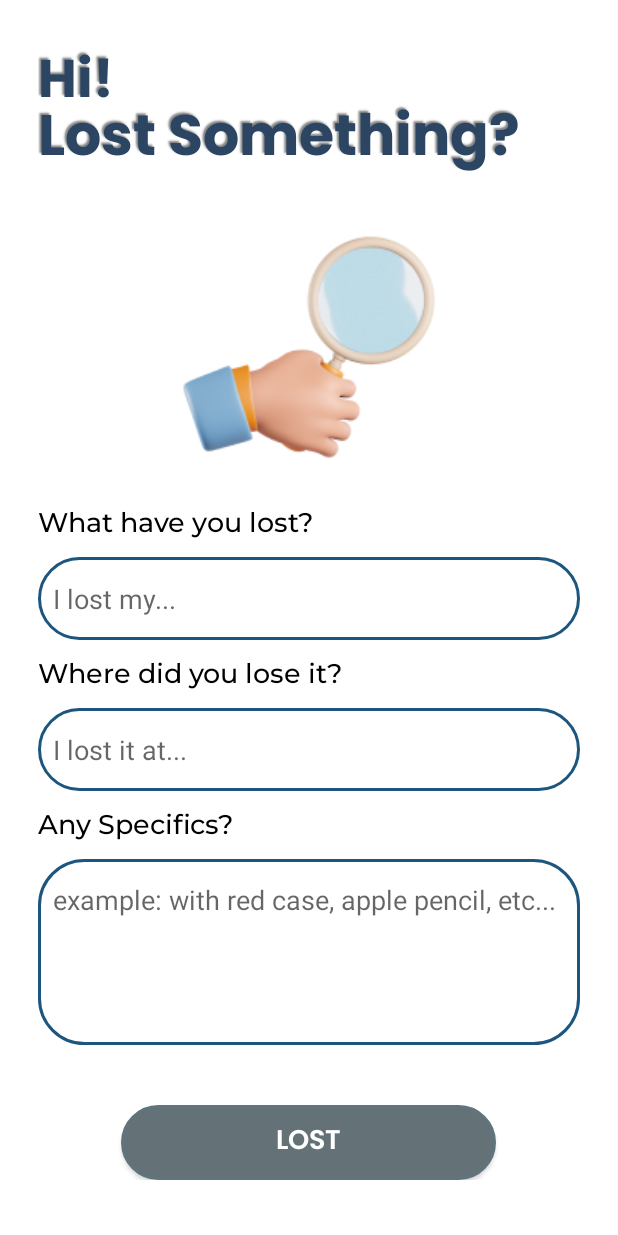
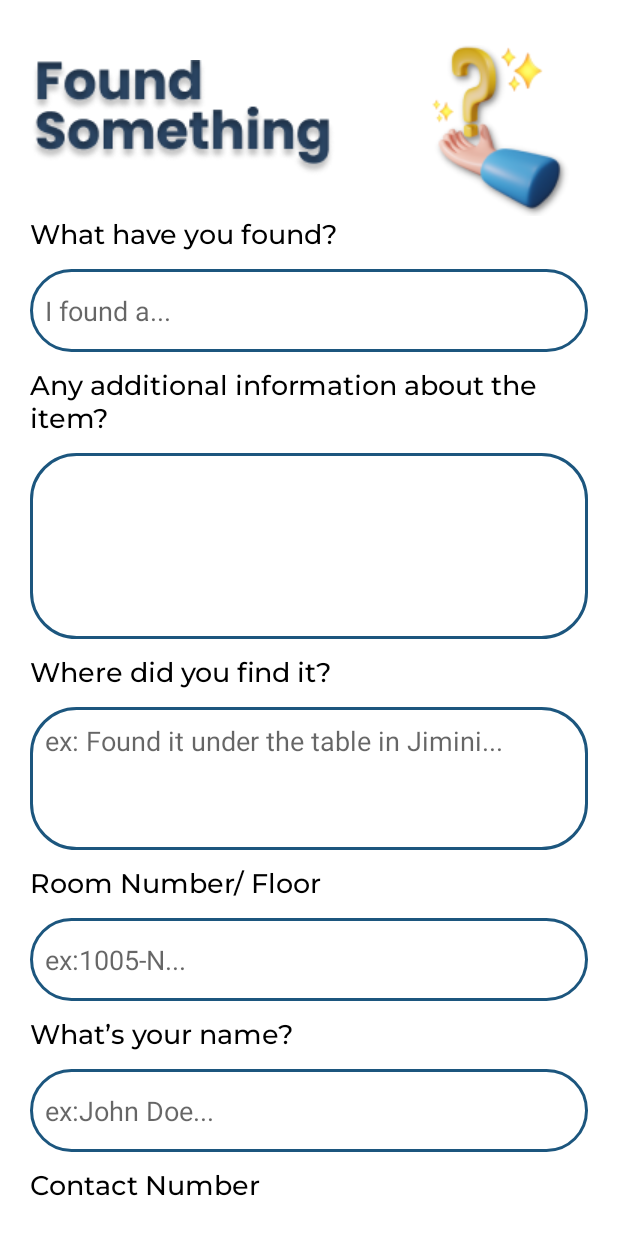
Before and after one commit to nikuharuki/iFOUND, an Android app: the FoundItemForm screen opened directly, with no data from a screen before it, on a phone screen of 412 x 824 dp. Run offline under Robolectric (Android 15) with nearby library versions, the phone set to English and light mode, and no system bars.

Commit message:
-created found form activity

```diff
--- a/app/src/main/AndroidManifest.xml
+++ b/app/src/main/AndroidManifest.xml
@@ -12,6 +12,9 @@
         android:supportsRtl="true"
         android:theme="@style/Theme.IFOUND"
         tools:targetApi="31">
+        <activity
+            android:name=".FoundItemForm"
+            android:exported="false" />
         <activity
             android:name=".LostFormActivity"
             android:exported="false" />
--- a/app/src/main/java/com/example/ifound/LostFormActivity.kt
+++ b/app/src/main/java/com/example/ifound/FoundItemForm.kt
@@ -3,9 +3,9 @@ package com.example.ifound
 import androidx.appcompat.app.AppCompatActivity
 import android.os.Bundle
 
-class LostFormActivity : AppCompatActivity() {
+class FoundItemForm : AppCompatActivity() {
     override fun onCreate(savedInstanceState: Bundle?) {
         super.onCreate(savedInstanceState)
-        setContentView(R.layout.activity_lost_form)
+        setContentView(R.layout.activity_found_item_form)
     }
 }
--- /dev/null
+++ b/app/src/main/res/drawable/bg_button_add_photo.xml
@@ -0,0 +1,12 @@
+<?xml version="1.0" encoding="utf-8"?>
+<shape xmlns:android="http://schemas.android.com/apk/res/android"
+    android:shape="rectangle"
+    android:padding="10dp">
+    <solid android:color="@color/transparent"> </solid>
+    <corners
+        android:bottomRightRadius="30dp"
+        android:bottomLeftRadius="30dp"
+        android:topLeftRadius="30dp"
+        android:topRightRadius="30dp" />
+    <stroke android:width="2dp" android:color="@color/blue_LostForm_Title" />
+</shape>
--- /dev/null
+++ b/app/src/main/res/layout/activity_found_item_form.xml
@@ -0,0 +1,264 @@
+<?xml version="1.0" encoding="utf-8"?>
+<androidx.constraintlayout.widget.ConstraintLayout xmlns:android="http://schemas.android.com/apk/res/android"
+    xmlns:app="http://schemas.android.com/apk/res-auto"
+    xmlns:tools="http://schemas.android.com/tools"
+    android:id="@+id/tv_I_Found_foundItemForm"
+    android:layout_width="match_parent"
+    android:layout_height="match_parent"
+    android:padding="20dp"
+    tools:context=".FoundItemForm">
+
+    <androidx.core.widget.NestedScrollView
+        android:id="@+id/ns_FoundItemForm"
+        android:layout_width="match_parent"
+        android:layout_height="wrap_content"
+        android:contentDescription="@string/contentDecription_nested_foundItemForm"
+        app:layout_constraintEnd_toEndOf="parent"
+        app:layout_constraintStart_toStartOf="parent"
+        app:layout_constraintTop_toTopOf="parent">
+
+        <LinearLayout
+            android:id="@+id/ll_1_foundItemForm"
+            android:layout_width="match_parent"
+            android:layout_height="match_parent"
+            android:orientation="vertical">
+
+            <LinearLayout
+                android:id="@+id/ll_2_foundItemForm"
+                android:layout_width="match_parent"
+                android:layout_height="wrap_content"
+                android:orientation="horizontal"
+                tools:ignore="UselessParent">
+
+                <ImageView
+                    android:id="@+id/iv_title_foundItemForm"
+                    android:layout_width="wrap_content"
+                    android:layout_height="wrap_content"
+                    android:layout_marginTop="20dp"
+                    android:contentDescription="@string/contentDecription_iv1_foundItemForm"
+                    android:src="@drawable/found_something_title" />
+
+                <ImageView
+                    android:id="@+id/iv_hand_foundItemForm"
+                    android:layout_width="wrap_content"
+                    android:layout_height="wrap_content"
+                    android:layout_marginTop="10dp"
+                    android:layout_marginStart="50dp"
+                    android:contentDescription="@string/contentDecription_iv2_foundItemForm"
+                    android:src="@drawable/hand" />
+
+            </LinearLayout>
+
+            <TextView
+                android:id="@+id/tv_what_have_you_found_foundItemForm"
+                android:layout_width="wrap_content"
+                android:layout_height="wrap_content"
+                android:fontFamily="@font/medium"
+                android:labelFor="@id/et_what_have_you_found_foundItemForm"
+                android:text="@string/tv_whatHaveYouFound_foundItemForm"
+                android:textColor="#000"
+                android:textSize="18sp" />
+
+            <EditText
+                android:id="@+id/et_what_have_you_found_foundItemForm"
+                android:layout_width="match_parent"
+                android:layout_height="55dp"
+                android:layout_gravity="center"
+                android:layout_marginTop="12dp"
+                android:background="@drawable/bg_edit_text"
+                android:ems="10"
+                android:hint="@string/et_hint1_foundItem_foundItemForm"
+                android:includeFontPadding="true"
+                android:inputType="text"
+                android:paddingStart="10dp"
+                android:paddingEnd="0dp"
+                android:singleLine="true"
+                android:textColor="#000"
+                tools:ignore="LabelFor"
+                android:importantForAutofill="no" />
+
+            <TextView
+                android:id="@+id/tv_any_additional_info_foundItemForm"
+                android:layout_width="wrap_content"
+                android:layout_height="wrap_content"
+                android:layout_marginTop="10dp"
+                android:fontFamily="@font/medium"
+                android:labelFor="@id/et_any_additional_info_foundItemForm"
+                android:text="@string/tv_additionalInfo_foundItemForm"
+                android:textColor="#000"
+                android:textSize="18sp" />
+
+            <EditText
+                android:id="@+id/et_any_additional_info_foundItemForm"
+                android:layout_width="match_parent"
+                android:layout_height="124dp"
+                android:layout_gravity="center"
+                android:layout_marginTop="12dp"
+                android:background="@drawable/bg_edit_text"
+                android:ems="10"
+                android:hint="@string/et_hint2_additionalInfo_foundItemForm"
+                android:includeFontPadding="true"
+                android:inputType="text"
+                android:paddingStart="10dp"
+                android:paddingEnd="0dp"
+                android:paddingBottom="70dp"
+                android:textColor="#000"
+                tools:ignore="LabelFor"
+                android:importantForAutofill="no" />
+
+            <TextView
+                android:id="@+id/tv_where_foundItemForm"
+                android:layout_width="wrap_content"
+                android:layout_height="wrap_content"
+                android:layout_marginTop="10dp"
+                android:fontFamily="@font/medium"
+                android:labelFor="@id/tv_I_Found_foundItemForm"
+                android:text="@string/tv_where_foundItemForm"
+                android:textColor="#000"
+                android:textSize="18sp" />
+
+            <EditText
+                android:id="@+id/et_i_lost_my_LostForm"
+                android:layout_width="match_parent"
+                android:layout_height="95dp"
+                android:layout_gravity="center"
+                android:layout_marginTop="12dp"
+                android:background="@drawable/bg_edit_text"
+                android:ems="10"
+                android:hint="@string/et_hint3_where_foundItemForm"
+                android:includeFontPadding="true"
+                android:inputType="text"
+                android:paddingBottom="50dp"
+                android:paddingStart="10dp"
+                android:paddingEnd="0dp"
+                android:textColor="#000"
+                tools:ignore="LabelFor"
+                android:importantForAutofill="no" />
+            <TextView
+                android:id="@+id/tv_room_foundItemForm"
+                android:layout_width="wrap_content"
+                android:layout_height="wrap_content"
+                android:layout_marginTop="10dp"
+                android:fontFamily="@font/medium"
+                android:labelFor="@id/tv_I_Found_foundItemForm"
+                android:text="@string/tv_room_foundItemForm"
+                android:textColor="#000"
+                android:textSize="18sp" />
+
+            <EditText
+                android:id="@+id/et_room_foundItemForm"
+                android:layout_width="match_parent"
+                android:layout_height="55dp"
+                android:layout_gravity="center"
+                android:layout_marginTop="12dp"
+                android:background="@drawable/bg_edit_text"
+                android:ems="10"
+                android:hint="@string/et_hint4_room_foundItemForm"
+                android:includeFontPadding="true"
+                android:inputType="text"
+                android:paddingStart="10dp"
+                android:paddingEnd="0dp"
+                android:singleLine="true"
+                android:textColor="#000"
+                tools:ignore="LabelFor"
+                android:importantForAutofill="no" />
+            <TextView
+                android:id="@+id/tv_name_foundItemForm"
+                android:layout_width="wrap_content"
+                android:layout_height="wrap_content"
+                android:layout_marginTop="10dp"
+                android:fontFamily="@font/medium"
+                android:labelFor="@id/et_name_foundItemForm"
+                android:text="@string/tv_name_foundItemForm"
+                android:textColor="#000"
+                android:textSize="18sp" />
+
+            <EditText
+                android:id="@+id/et_name_foundItemForm"
+                android:layout_width="match_parent"
+                android:layout_height="55dp"
+                android:layout_gravity="center"
+                android:layout_marginTop="12dp"
+                android:background="@drawable/bg_edit_text"
+                android:ems="10"
+                android:hint="@string/et_hint5_name_foundItemForm"
+                android:includeFontPadding="true"
+                android:inputType="text"
+                android:paddingStart="10dp"
+                android:paddingEnd="0dp"
+                android:singleLine="true"
+                android:textColor="#000"
+                tools:ignore="LabelFor"
+                android:importantForAutofill="no" />
+
+            <TextView
+                android:id="@+id/tv_phone_foundItemForm"
+                android:layout_width="wrap_content"
+                android:layout_height="wrap_content"
+                android:layout_marginTop="10dp"
+                android:fontFamily="@font/medium"
+                android:labelFor="@id/tv_phone_foundItemForm"
+                android:text="@string/tv_phone_foundItemForm"
+                android:textColor="#000"
+                android:textSize="18sp" />
+
+            <EditText
+                android:id="@+id/et_phone_foundItemForm"
+                android:layout_width="match_parent"
+                android:layout_height="55dp"
+                android:layout_gravity="center"
+                android:layout_marginTop="12dp"
+                android:background="@drawable/bg_edit_text"
+                android:ems="10"
+                android:hint="@string/et_hint6_phone_foundItemForm"
+                android:includeFontPadding="true"
+                android:inputType="phone"
+                android:paddingStart="10dp"
+                android:paddingEnd="0dp"
+                android:singleLine="true"
+                android:textColor="#000"
+                tools:ignore="LabelFor"
+                android:importantForAutofill="no" />
+            <TextView
+                android:id="@+id/tv_email_foundItemForm"
+                android:layout_width="wrap_content"
+                android:layout_height="wrap_content"
+                android:layout_marginTop="10dp"
+                android:fontFamily="@font/medium"
+                android:labelFor="@id/et_email_foundItemForm"
+                android:text="@string/tv_email_foundItemForm"
+                android:textColor="#000"
+                android:textSize="18sp" />
+
+            <EditText
+                android:id="@+id/et_email_foundItemForm"
+                android:layout_width="match_parent"
+                android:layout_height="55dp"
+                android:layout_gravity="center"
+                android:layout_marginTop="12dp"
+                android:background="@drawable/bg_edit_text"
+                android:ems="10"
+                android:hint="@string/et_hint7_email_foundItemForm"
+                android:includeFontPadding="true"
+                android:inputType="textEmailAddress"
+                android:paddingStart="10dp"
+                android:paddingEnd="0dp"
+                android:singleLine="true"
+                android:textColor="#000"
+                tools:ignore="LabelFor"
+                android:importantForAutofill="no" />
+             <androidx.appcompat.widget.AppCompatButton
+                 android:layout_width="200dp"
+                 android:layout_height="wrap_content"
+                 android:layout_marginTop="40dp"
+                 android:layout_gravity="center"
+                 android:text="@string/bt_add_Photo_foundItemForm"
+                 android:background="@drawable/bg_button_add_photo"/>
+
+
+        </LinearLayout>
+
+    </androidx.core.widget.NestedScrollView>
+
+
+</androidx.constraintlayout.widget.ConstraintLayout>
--- a/app/src/main/res/layout/activity_lost_form.xml
+++ /dev/null
@@ -1,157 +0,0 @@
-<?xml version="1.0" encoding="utf-8"?>
-<androidx.constraintlayout.widget.ConstraintLayout xmlns:android="http://schemas.android.com/apk/res/android"
-    xmlns:app="http://schemas.android.com/apk/res-auto"
-    xmlns:tools="http://schemas.android.com/tools"
-    android:layout_width="match_parent"
-    android:padding="25dp"
-    android:layout_height="match_parent"
-    tools:context=".LostFormActivity">
-
-        <TextView
-            android:id="@+id/tv_hi_LostForm"
-            android:layout_width="wrap_content"
-            android:layout_height="wrap_content"
-            android:text="@string/txt_hi_lost_form"
-            android:fontFamily="@font/boldpoppins"
-            android:textSize="35sp"
-            android:textColor="@color/blue_LostForm_Title"
-            android:shadowColor="@color/text_shadow"
-            android:shadowDx="-2"
-            android:shadowDy="-2"
-            android:shadowRadius="1"
-            app:layout_constraintStart_toStartOf="parent"
-            app:layout_constraintTop_toTopOf="parent"/>
-        <TextView
-            android:id="@+id/tv_Lost_Something_LostForm"
-            android:layout_width="wrap_content"
-            android:layout_height="wrap_content"
-            android:text="@string/txt_Lost_Something_lost_form"
-            android:fontFamily="@font/boldpoppins"
-            android:textSize="38sp"
-            android:textColor="@color/blue_LostForm_Title"
-            android:shadowColor="@color/text_shadow"
-            android:shadowDx="-2"
-            android:shadowDy="-2"
-            android:shadowRadius="1"
-            app:layout_constraintTop_toTopOf="parent"
-            android:layout_marginTop="35dp"
-            app:layout_constraintStart_toStartOf="parent"/>
-        <ImageView
-            android:id="@+id/iv_magnifying_glass_LostForm"
-            android:layout_width="wrap_content"
-            android:layout_height="wrap_content"
-            android:contentDescription="@string/txt_Lost_Something_lost_form"
-            android:src="@drawable/magnifyingglass"
-            app:layout_constraintTop_toBottomOf="@id/tv_Lost_Something_LostForm"
-            app:layout_constraintBottom_toTopOf="@id/ll_LostForm"
-            app:layout_constraintStart_toStartOf="parent"
-            app:layout_constraintEnd_toEndOf="parent"/>
-        <LinearLayout
-            android:id="@+id/ll_LostForm"
-            android:layout_width="match_parent"
-            android:layout_height="wrap_content"
-            android:layout_weight="1"
-            android:layout_marginBottom="20dp"
-            android:orientation="vertical"
-            app:layout_constraintTop_toBottomOf="@id/iv_magnifying_glass_LostForm"
-            app:layout_constraintStart_toStartOf="parent"
-            app:layout_constraintEnd_toEndOf="parent">
-                <TextView
-                    android:id="@+id/tv_what_have_you_lost_LostForm"
-                    android:layout_width="wrap_content"
-                    android:layout_height="wrap_content"
-                    android:fontFamily="@font/medium"
-                    android:labelFor="@id/et_Email_login"
-                    android:text="@string/txt_tv_what_have_you_lost"
-                    android:textColor="#000"
-                    android:textSize="18sp" />
-
-                <EditText
-                    android:id="@+id/et_i_lost_my_LostForm"
-                    android:layout_width="match_parent"
-                    android:layout_height="55dp"
-                    android:layout_gravity="center"
-                    android:layout_marginTop="12dp"
-                    android:background="@drawable/bg_edit_text"
-                    android:ems="10"
-                    android:inputType="text"
-                    android:hint="@string/txt_Hint_Lost"
-                    android:includeFontPadding="true"
-                    android:paddingStart="10dp"
-                    android:paddingEnd="0dp"
-                    android:singleLine="true"
-                    android:textColor="#000"
-                    tools:ignore="LabelFor"/>
-                <TextView
-                    android:id="@+id/tv_where_did_you_lose_it_LostForm"
-                    android:layout_width="wrap_content"
-                    android:layout_height="wrap_content"
-                    android:fontFamily="@font/medium"
-                    android:labelFor="@id/et_Email_login"
-                    android:layout_marginTop="10dp"
-                    android:text="@string/txt_where_did_you_lose_it"
-                    android:textColor="#000"
-                    android:textSize="18sp" />
-
-                <EditText
-                    android:id="@+id/et_i_think_i_lost_it_at"
-                    android:layout_width="match_parent"
-                    android:layout_height="55dp"
-                    android:layout_gravity="center"
-                    android:layout_marginTop="12dp"
-                    android:background="@drawable/bg_edit_text"
-                    android:ems="10"
-                    android:inputType="text"
-                    android:hint="@string/txt_Hint_Where"
-                    android:includeFontPadding="true"
-                    android:paddingStart="10dp"
-                    android:paddingEnd="0dp"
-                    android:singleLine="true"
-                    android:textColor="#000"
-                    tools:ignore="LabelFor"/>
-
-                <TextView
-                    android:id="@+id/tv_any_specifics_LostForm"
-                    android:layout_width="wrap_content"
-                    android:layout_height="wrap_content"
-                    android:fontFamily="@font/medium"
-                    android:labelFor="@id/et_Email_login"
-                    android:layout_marginTop="10dp"
-                    android:text="@string/txt_any_specifics"
-                    android:textColor="#000"
-                    android:textSize="18sp" />
-
-                <EditText
-                    android:id="@+id/et_any_specifics_LostForm"
-                    android:layout_width="match_parent"
-                    android:layout_height="124dp"
-                    android:layout_gravity="center"
-                    android:layout_marginTop="12dp"
-                    android:background="@drawable/bg_edit_text"
-                    android:ems="10"
-                    android:inputType="text"
-                    android:hint="@string/txt_Hint_Specifics"
-                    android:includeFontPadding="true"
-                    android:paddingBottom="70dp"
-                    android:paddingStart="10dp"
-                    android:paddingEnd="0dp"
-                    android:singleLine="true"
-                    android:textColor="#000"
-                    tools:ignore="LabelFor"/>
-
-                <androidx.appcompat.widget.AppCompatButton
-                    android:id="@+id/bt_login_w_G"
-                    android:layout_width="250dp"
-                    android:layout_height="50dp"
-                    android:layout_gravity="center"
-                    android:layout_marginTop="40dp"
-                    android:background="@drawable/bg_button_glogin"
-                    android:elevation="4dp"
-                    android:text="@string/bt_lost_LostForm"
-                    android:textColor="#fff"
-                    android:fontFamily="@font/semiboldpoppins"
-                    android:textSize="18sp"/>
-
-        </LinearLayout>
-
-</androidx.constraintlayout.widget.ConstraintLayout>
--- a/app/src/main/res/values/strings.xml
+++ b/app/src/main/res/values/strings.xml
@@ -21,15 +21,30 @@
     <string name="bt_signup">Sign Up</string>
     <string name="bt_signup_w_G">Sign Up with Google</string>
 
-    <string name="txt_hi_lost_form">Hi!</string>
-    <string name="txt_Lost_Something_lost_form">Lost Something?</string>
-    <string name="txt_tv_what_have_you_lost">What have you lost?</string>
-    <string name="txt_Hint_Lost">I lost my...</string>
-    <string name="txt_where_did_you_lose_it">Where did you lose it?</string>
-    <string name="txt_Hint_Where">I lost it at...</string>
-    <string name="txt_any_specifics">Any Specifics?</string>
-    <string name="txt_Hint_Specifics">example: with red case, apple pencil, etc...</string>
-    <string name="bt_lost_LostForm">Lost</string>
+    <string name="contentDecription_nested_foundItemForm">Nested Scroll View</string>
+    <string name="contentDecription_iv1_foundItemForm">title</string>
+    <string name="contentDecription_iv2_foundItemForm">hand image</string>
+    <string name="tv_whatHaveYouFound_foundItemForm">What have you found?</string>
+    <string name="et_hint1_foundItem_foundItemForm">I found a...</string>
+    <string name="tv_additionalInfo_foundItemForm">Any additional information about the item?</string>
+    <string name="et_hint2_additionalInfo_foundItemForm"> </string>
+    <string name="tv_where_foundItemForm">Where did you find it?</string>
+    <string name="et_hint3_where_foundItemForm">ex: Found it under the table in Jimini...</string>
+    <string name="tv_room_foundItemForm">Room Number/ Floor</string>
+    <string name="et_hint4_room_foundItemForm">ex:1005-N...</string>
+    <string name="tv_name_foundItemForm">What’s your name?</string>
+    <string name="et_hint5_name_foundItemForm">ex:John Doe...</string>
+    <string name="tv_phone_foundItemForm">Contact Number</string>
+    <string name="et_hint6_phone_foundItemForm">ex:097842143...</string>
+    <string name="tv_email_foundItemForm">Email Address</string>
+    <string name="et_hint7_email_foundItemForm">ex:john.doe@email.com...</string>
+    <string name="bt_add_Photo_foundItemForm">+ add a photo</string>
+
+
+
+
+
+
 
 
 
```
Also changed, not shown: app/src/main/res/drawable/found_something_title.png (added), app/src/main/res/drawable/hand.png (added).
